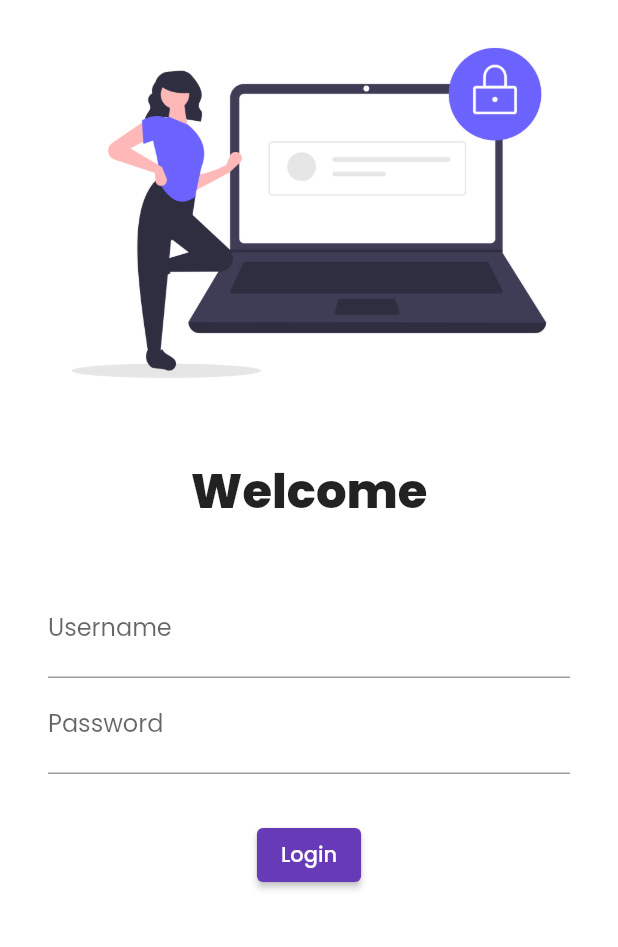
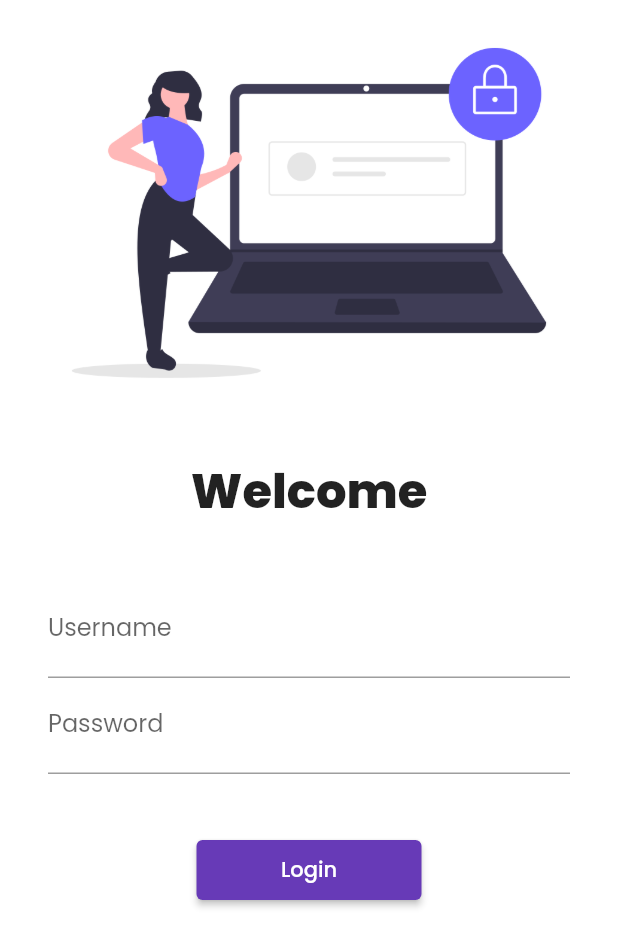
Before and after one commit to dhruvil47/30DaysOfFlutter, a Flutter app: the screen it shows after launch, on a phone screen of 412 x 824 dp. Shown: the top 947 px of the screen. Run offline on Flutter 3.47's test engine with Material 2 defaults, Android fonts, the phone set to English and light mode, and no system bars; our stand-ins replace google_fonts.

Commit message:
day5 completed

```diff
--- a/lib/main.dart
+++ b/lib/main.dart
@@ -1,5 +1,6 @@
 import 'package:ecom_catalog/pages/home_page.dart';
 import 'package:ecom_catalog/pages/login_page.dart';
+import 'package:ecom_catalog/utils/routes.dart';
 import 'package:flutter/material.dart';
 import 'package:google_fonts/google_fonts.dart';
 
@@ -11,6 +12,7 @@
   @override
   Widget build(BuildContext context) {
     return MaterialApp(
+      debugShowCheckedModeBanner: false,
       //home: HomePage(),
       themeMode: ThemeMode.light,
       theme: ThemeData(
@@ -20,8 +22,8 @@
       initialRoute: "/",
       routes: {
         "/": (context) => LoginPage(),
-        "/home": (context) => HomePage(),
-        "/login": (context) => LoginPage()
+        MyRoutes.homeRoute: (context) => HomePage(),
+        MyRoutes.loginRoute: (context) => LoginPage()
       },
     );
   }
--- a/lib/pages/login_page.dart
+++ b/lib/pages/login_page.dart
@@ -1,5 +1,6 @@
 import 'dart:ui';
 
+import 'package:ecom_catalog/utils/routes.dart';
 import 'package:flutter/material.dart';
 
 class LoginPage extends StatelessWidget {
@@ -7,6 +8,7 @@
   Widget build(BuildContext context) {
     return Material(
       color: Colors.white,
+      child: SingleChildScrollView(
         child: Column(
           children: [
             Image.asset(
@@ -39,18 +41,21 @@
                     ),
                   ),
                   SizedBox(
-                  height: 30,
+                    height: 40,
                   ),
                   ElevatedButton(
-                  style: TextButton.styleFrom(),
+                    style: TextButton.styleFrom(minimumSize: Size(150, 40)),
                     child: Text("Login"),
-                  onPressed: () {},
+                    onPressed: () {
+                      Navigator.pushNamed(context, MyRoutes.homeRoute);
+                    },
                   )
                 ],
               ),
             ),
           ],
         ),
+      ),
     );
   }
 }
--- /dev/null
+++ b/lib/utils/routes.dart
@@ -0,0 +1,4 @@
+class MyRoutes {
+  static String loginRoute = "/login";
+  static String homeRoute = "/home";
+}
```
Lines whose indentation alone changed are shown as unchanged.
